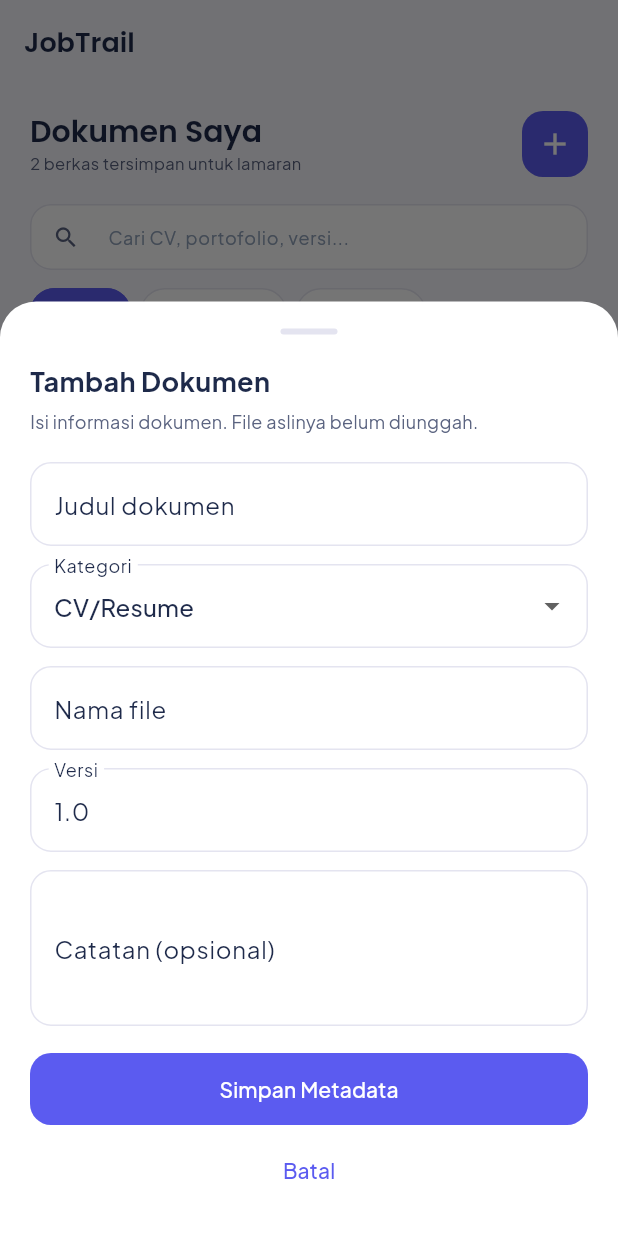
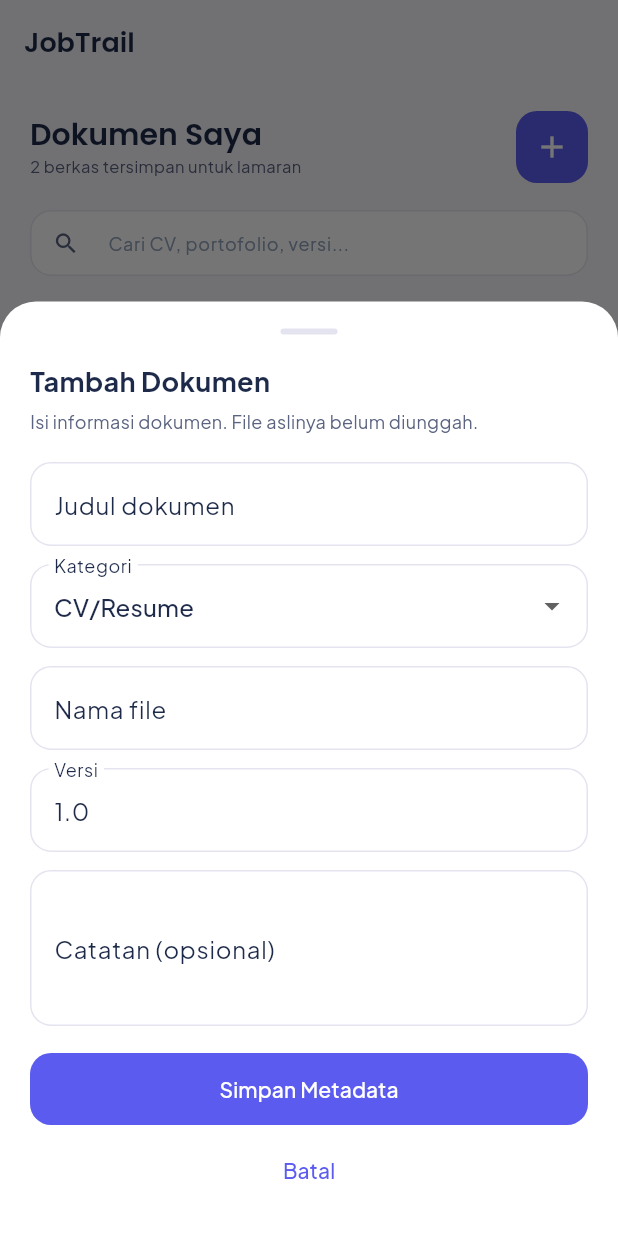
Before and after one commit to Ichsan3321/JobTrail, a Flutter app: the screen it shows after launch, item 4 of the bottom bar chosen, after a tap on the "add" icon, on a phone screen of 412 x 824 dp. Run offline on Flutter 3.47's test engine with Material 3 defaults, Android fonts, the phone set to English and light mode, and no system bars.

Commit message:
fix(documents): improve preview responsiveness and accessibility

```diff
--- a/lib/screens/documents/documents_screen.dart
+++ b/lib/screens/documents/documents_screen.dart
@@ -115,21 +115,24 @@ class _DocumentsScreenState extends State<DocumentsScreen> {
         ),
       ),
       const SizedBox(width: 12),
-      SizedBox(
-        width: 44,
-        height: 44,
+      Tooltip(
+        message: 'Tambah dokumen',
+        child: SizedBox(
+          width: 48,
+          height: 48,
           child: FilledButton(
             key: const ValueKey('documents-add'),
             onPressed: () => _openDocumentForm(),
             style: FilledButton.styleFrom(
               padding: EdgeInsets.zero,
-            minimumSize: const Size(44, 44),
+              minimumSize: const Size(48, 48),
               backgroundColor: AppColors.primary,
               shape: RoundedRectangleBorder(
                 borderRadius: BorderRadius.circular(14),
               ),
             ),
             child: const Icon(Icons.add, size: 24),
+          ),
         ),
       ),
     ],
@@ -301,6 +304,7 @@ class _DocumentsScreenState extends State<DocumentsScreen> {
     await showModalBottomSheet<void>(
       context: context,
       isScrollControlled: true,
+      useSafeArea: true,
       backgroundColor: AppColors.white,
       shape: const RoundedRectangleBorder(
         borderRadius: BorderRadius.vertical(top: Radius.circular(24)),
@@ -313,18 +317,17 @@ class _DocumentsScreenState extends State<DocumentsScreen> {
   }
 
   Future<void> _openDocumentForm([AppDocument? existing]) async {
-    final value = await showModalBottomSheet<_DocumentFormValue>(
+    final saved = await showModalBottomSheet<bool>(
       context: context,
       isScrollControlled: true,
+      useSafeArea: true,
       backgroundColor: AppColors.white,
       shape: const RoundedRectangleBorder(
         borderRadius: BorderRadius.vertical(top: Radius.circular(24)),
       ),
-      builder: (context) => _DocumentFormSheet(document: existing),
-    );
-    if (!mounted || value == null) return;
-
-    try {
+      builder: (context) => _DocumentFormSheet(
+        document: existing,
+        onSave: (value) {
           store.saveDocument(
             AppDocument(
               id: existing?.id ?? store.nextDocumentId(),
@@ -336,16 +339,15 @@ class _DocumentsScreenState extends State<DocumentsScreen> {
               notes: value.notes,
             ),
           );
+        },
+      ),
+    );
+    if (!mounted || saved != true) return;
     _showMessage(
       existing == null
           ? 'Metadata dokumen ditambahkan.'
           : 'Metadata dokumen diperbarui.',
     );
-    } on ArgumentError catch (error) {
-      _showMessage(error.message.toString());
-    } on StateError catch (error) {
-      _showMessage(error.message);
-    }
   }
 
   Future<void> _confirmDelete(AppDocument document) async {
@@ -422,22 +424,40 @@ class _FilterChip extends StatelessWidget {
   final VoidCallback onTap;
 
   @override
-  Widget build(BuildContext context) => Material(
-    color: selected ? AppColors.primary : AppColors.white,
-    shape: StadiumBorder(
-      side: BorderSide(color: selected ? AppColors.primary : AppColors.border),
-    ),
+  Widget build(BuildContext context) => Semantics(
+    button: true,
+    selected: selected,
+    child: Material(
+      color: Colors.transparent,
       child: InkWell(
         borderRadius: BorderRadius.circular(AppRadius.chip),
         onTap: onTap,
+        child: ConstrainedBox(
+          constraints: const BoxConstraints(minWidth: 48, minHeight: 48),
+          child: Center(
+            widthFactor: 1,
+            heightFactor: 1,
+            child: Ink(
+              decoration: ShapeDecoration(
+                color: selected ? AppColors.primary : AppColors.white,
+                shape: StadiumBorder(
+                  side: BorderSide(
+                    color: selected ? AppColors.primary : AppColors.border,
+                  ),
+                ),
+              ),
               child: Padding(
-        padding: const EdgeInsets.symmetric(horizontal: 13, vertical: 8),
+                padding: const EdgeInsets.symmetric(horizontal: 13, vertical: 6),
                 child: Text(
                   label,
                   style: TextStyle(
                     fontSize: 12,
                     fontWeight: FontWeight.w600,
                     color: selected ? AppColors.white : AppColors.gray,
+                  ),
+                ),
+              ),
+            ),
           ),
         ),
       ),
@@ -636,7 +656,8 @@ class _DocumentPreviewSheet extends StatelessWidget {
   Widget build(BuildContext context) => SafeArea(
     key: const ValueKey('document-preview-sheet'),
     top: false,
-    child: Padding(
+    child: SingleChildScrollView(
+      key: const ValueKey('document-preview-scroll'),
       padding: const EdgeInsets.fromLTRB(20, 18, 20, 24),
       child: Column(
         mainAxisSize: MainAxisSize.min,
@@ -732,28 +753,36 @@ class _MetadataRow extends StatelessWidget {
   @override
   Widget build(BuildContext context) => Padding(
     padding: const EdgeInsets.symmetric(vertical: 7),
-    child: Row(
-      crossAxisAlignment: CrossAxisAlignment.start,
-      children: [
-        SizedBox(
-          width: 94,
-          child: Text(
+    child: LayoutBuilder(
+      builder: (context, constraints) {
+        final labelText = Text(
           label,
           style: const TextStyle(fontSize: 12, color: AppColors.gray),
-          ),
-        ),
-        const SizedBox(width: 8),
-        Expanded(
-          child: Text(
+        );
+        final valueText = Text(
           value,
           style: const TextStyle(
             fontSize: 12,
             fontWeight: FontWeight.w600,
             color: AppColors.navy,
           ),
-          ),
-        ),
+        );
+        if (constraints.maxWidth < 280 ||
+            MediaQuery.textScalerOf(context).scale(12) > 18) {
+          return Column(
+            crossAxisAlignment: CrossAxisAlignment.start,
+            children: [labelText, const SizedBox(height: 4), valueText],
+          );
+        }
+        return Row(
+          crossAxisAlignment: CrossAxisAlignment.start,
+          children: [
+            SizedBox(width: 94, child: labelText),
+            const SizedBox(width: 8),
+            Expanded(child: valueText),
           ],
+        );
+      },
     ),
   );
 }
@@ -775,9 +804,10 @@ class _DocumentFormValue {
 }
 
 class _DocumentFormSheet extends StatefulWidget {
-  const _DocumentFormSheet({this.document});
+  const _DocumentFormSheet({this.document, required this.onSave});
 
   final AppDocument? document;
+  final ValueChanged<_DocumentFormValue> onSave;
 
   @override
   State<_DocumentFormSheet> createState() => _DocumentFormSheetState();
@@ -790,6 +820,7 @@ class _DocumentFormSheetState extends State<_DocumentFormSheet> {
   late final TextEditingController _versionController;
   late final TextEditingController _notesController;
   late DocumentCategory _category;
+  String? _saveError;
 
   @override
   void initState() {
@@ -897,6 +928,17 @@ class _DocumentFormSheetState extends State<_DocumentFormSheet> {
                 maxLines: 3,
               ),
               const SizedBox(height: 18),
+              if (_saveError != null) ...[
+                Semantics(
+                  liveRegion: true,
+                  child: Text(
+                    _saveError!,
+                    key: const ValueKey('document-form-error'),
+                    style: TextStyle(color: Theme.of(context).colorScheme.error),
+                  ),
+                ),
+                const SizedBox(height: 8),
+              ],
               SizedBox(
                 width: double.infinity,
                 child: FilledButton(
@@ -928,8 +970,9 @@ class _DocumentFormSheetState extends State<_DocumentFormSheet> {
 
   void _save() {
     if (!_formKey.currentState!.validate()) return;
-    Navigator.pop(
-      context,
+    setState(() => _saveError = null);
+    try {
+      widget.onSave(
         _DocumentFormValue(
           title: _titleController.text.trim(),
           category: _category,
@@ -938,6 +981,14 @@ class _DocumentFormSheetState extends State<_DocumentFormSheet> {
           notes: _notesController.text.trim(),
         ),
       );
+    } on ArgumentError catch (error) {
+      setState(() => _saveError = error.message.toString());
+      return;
+    } on StateError catch (error) {
+      setState(() => _saveError = error.message);
+      return;
+    }
+    Navigator.pop(context, true);
   }
 }
 
```
Also changed, not shown: 1 other file. Lines whose indentation alone changed are shown as unchanged.
